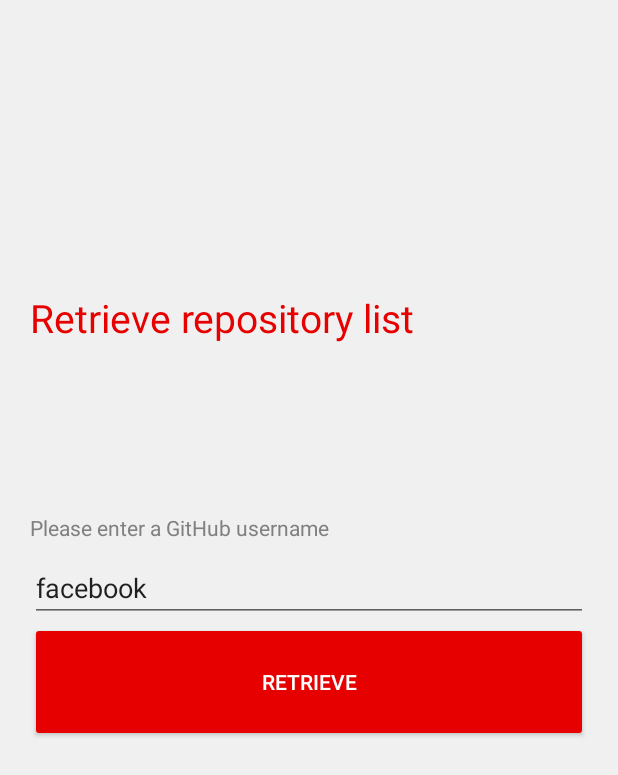
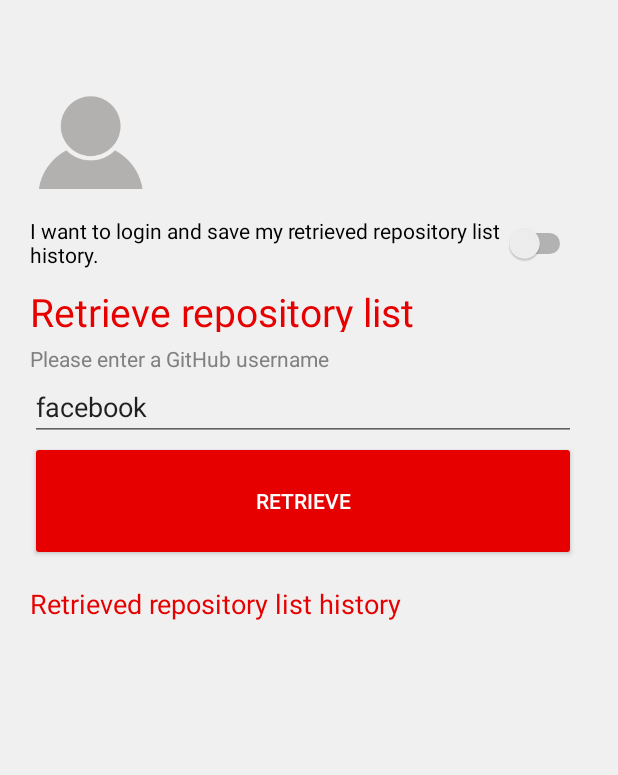
Before and after one commit to saberouechtati/ChallengeAppProject, an Android app: the screen it shows after launch (MainActivity), after a tap on an icon or button, on a phone screen of 412 x 824 dp. Shown: the top 775 px of the screen. Run offline under Robolectric (Android 15) with nearby library versions, the phone set to English and light mode, and no system bars; our stand-ins replace Shimmer; 2 statements that could not run were skipped.

Commit message:
Update the search screen & the login fragment

```diff
--- a/app/build.gradle
+++ b/app/build.gradle
@@ -1,4 +1,5 @@
 apply plugin: 'com.android.application'
+apply plugin: 'com.google.gms.google-services'
 
 android {
     compileSdkVersion 28
@@ -9,6 +10,7 @@ android {
         versionCode 1
         versionName "1.0"
         testInstrumentationRunner "android.support.test.runner.AndroidJUnitRunner"
+        multiDexEnabled true
     }
     testOptions {
         unitTests.includeAndroidResources = true
@@ -47,7 +49,6 @@ dependencies {
     implementation "android.arch.lifecycle:extensions:$rootProject.lifecycleExtensionsVersion"
 
 
-
     // Testing dependencies
     testImplementation "junit:junit:$rootProject.junitVersion"
     testImplementation "org.mockito:mockito-core:$rootProject.mockitoCoreVersion"
--- a/app/src/main/java/com/saber/challengeapp/MainActivity.java
+++ b/app/src/main/java/com/saber/challengeapp/MainActivity.java
@@ -2,20 +2,22 @@ package com.saber.challengeapp;
 
 import android.arch.lifecycle.ViewModelProviders;
 import android.content.Context;
+import android.net.Uri;
+import android.os.Bundle;
 import android.os.Handler;
 import android.support.v4.app.Fragment;
 import android.support.v7.app.AppCompatActivity;
-import android.os.Bundle;
 import android.support.v7.widget.RecyclerView;
 
+import com.saber.challengeapp.ui.LoginFragment;
 import com.saber.challengeapp.ui.SearchFragment;
+import com.saber.challengeapp.ui.SplashFragment;
 import com.saber.challengeapp.ui.UserRepoDetailFragment;
 import com.saber.challengeapp.ui.UserRepoListFragment;
-import com.saber.challengeapp.ui.SplashFragment;
-
 import com.saber.challengeapp.viewmodels.SharedViewModel;
 import com.saber.challengeappproject.R;
 
+import static com.saber.challengeapp.utils.Destinations.Master_UserRepoSearch;
 import static com.saber.challengeapp.utils.Destinations.Splash_UserRepoList;
 import static com.saber.challengeapp.utils.Destinations.Start_SplashScreen;
 
@@ -43,7 +45,10 @@ public class MainActivity extends AppCompatActivity {
     protected void onCreate(Bundle savedInstanceState) {
         super.onCreate(savedInstanceState);
         setContentView(R.layout.main_activity);
+
+        // Sets the context
         context = this;
+
         if (savedInstanceState == null) {
 
             // Initialize the shared ViewModel
@@ -105,8 +110,9 @@ public class MainActivity extends AppCompatActivity {
      * Navigats to the login dstination
      */
     private void navigateToLogin() {
+
         // Initialize, display, and navigate to the login destination
-        fragment = UserRepoListFragment.newInstance();
+        fragment = LoginFragment.newInstance();
         getSupportFragmentManager().beginTransaction()
                 .setCustomAnimations(R.anim.fragment_open_translate, R.anim.fragment_close_scale)
                 .replace(R.id.container, fragment)
@@ -117,6 +123,7 @@ public class MainActivity extends AppCompatActivity {
      * Navigats to the search dstination
      */
     private void navigateToSearch() {
+
         // Initialize, display, and navigate the search destination
         fragment = SearchFragment.newInstance();
         getSupportFragmentManager().beginTransaction()
@@ -150,6 +157,17 @@ public class MainActivity extends AppCompatActivity {
     }
 
     @Override
+    public void onResume() {
+        super.onResume();
+        Uri uri = getIntent().getData();
+        if(uri != null && uri.toString().startsWith(getString(R.string.redirectUrl))) {
+        String code = uri.getQueryParameter("code");
+
+        // TODO: Using the code do a Retrofit call (getAccessToken) to get and store the AccessToken in the sharedViewModel.
+        }
+    }
+
+    @Override
     protected void onPause() {
         super.onPause();
         //closing transition animations
@@ -169,6 +187,9 @@ public class MainActivity extends AppCompatActivity {
             case Master_UserRepoSearch:
                 sharedViewModel.navigate(Splash_UserRepoList);
                 break;
+            case Master_Login:
+                sharedViewModel.navigate(Master_UserRepoSearch);
+                break;
             default:
                 super.onBackPressed();
         }
--- a/app/src/main/java/com/saber/challengeapp/service/GitHubService.java
+++ b/app/src/main/java/com/saber/challengeapp/service/GitHubService.java
@@ -1,17 +1,32 @@
 package com.saber.challengeapp.service;
 
+import com.saber.challengeapp.data.AccessToken;
 import com.saber.challengeapp.data.GitHubUserRepo;
 
 import java.util.List;
 
 import retrofit2.Call;
+import retrofit2.http.Field;
+import retrofit2.http.FormUrlEncoded;
 import retrofit2.http.GET;
+import retrofit2.http.Headers;
+import retrofit2.http.POST;
 import retrofit2.http.Path;
 
 /**
  * This is a RestApi call interface (Retrofit implementation)
  */
 public interface GitHubService {
+
+    @Headers("Accept: application/json")
+    @POST("login/oauth/access_token")
+    @FormUrlEncoded
+    Call<AccessToken> getAccessToken(
+            @Field("client_id") String clientId,
+            @Field("client_secret") String clientSecret,
+            @Field("codee") String code
+    );
+
     @GET("users/{user}/repos")
     Call<List<GitHubUserRepo>> listRepos(@Path("user") String user);
 }
--- a/app/src/main/java/com/saber/challengeapp/service/GitHubServiceBuilder.java
+++ b/app/src/main/java/com/saber/challengeapp/service/GitHubServiceBuilder.java
@@ -7,13 +7,13 @@ import retrofit2.converter.gson.GsonConverterFactory;
  * This is an implementention of GitHubService Interface
  */
 public class GitHubServiceBuilder {
-    public static final String BASE_URL = "https://api.github.com";
+
     private Retrofit retrofit;
 
     // Initialize Retrofit
-    public GitHubServiceBuilder() {
+    public GitHubServiceBuilder(String basicUrl) {
         retrofit = new Retrofit.Builder()
-                .baseUrl(BASE_URL)
+                .baseUrl(basicUrl)
                 .addConverterFactory(GsonConverterFactory.create())
                 .build();
     }
--- a/app/src/main/java/com/saber/challengeapp/ui/SearchFragment.java
+++ b/app/src/main/java/com/saber/challengeapp/ui/SearchFragment.java
@@ -11,7 +11,9 @@ import android.view.View;
 import android.view.ViewGroup;
 import android.view.inputmethod.InputMethodManager;
 import android.widget.EditText;
+import android.widget.Switch;
 
+import com.saber.challengeapp.utils.Destinations;
 import com.saber.challengeapp.viewmodels.SharedViewModel;
 import com.saber.challengeappproject.R;
 
@@ -35,6 +37,9 @@ public class SearchFragment extends Fragment {
 
     // The username EditText
     EditText usernameET;
+
+    // The login Switch
+    private Switch loginSwitch;
 
     // Required empty public constructor
     public SearchFragment() {
@@ -66,13 +71,22 @@ public class SearchFragment extends Fragment {
         //Initialize the username EditText
         usernameET = rootView.findViewById(R.id.usernameET);
 
+        // Initialize the login Switch
+        loginSwitch = rootView.findViewById(R.id.loginSwitch);
+
+        // set the current state of a Switch
+        loginSwitch.setChecked(false);
+
         // Sets Retrieve button onClickListener
         retrieveBtn.setOnClickListener(view -> {
             hideSoftKeyboard();
             String username = usernameET.getText().toString();
             sharedViewModel.updateUsername(username);
             sharedViewModel.updateUserRepoList();
-            sharedViewModel.navigate(Splash_UserRepoList);
+
+            // check if the user want to login and save his search history
+            if(loginSwitch.isChecked()) sharedViewModel.navigate(Destinations.Master_Login);
+            else sharedViewModel.navigate(Splash_UserRepoList);
         });
         return rootView;
     }
--- a/app/src/main/res/layout/fragment_search.xml
+++ b/app/src/main/res/layout/fragment_search.xml
@@ -15,36 +15,31 @@
     <TextView
         android:id="@+id/searchTextView"
         android:layout_width="match_parent"
-        android:layout_height="wrap_content"
-        android:layout_marginTop="32dp"
-        android:layout_marginEnd="8dp"
-        android:layout_marginBottom="8dp"
+        android:layout_height="31dp"
+        android:layout_marginTop="8dp"
         android:text="@string/search_description"
         android:textColor="@color/colorAccent"
         android:textSize="26sp"
-        app:layout_constraintBottom_toTopOf="@+id/usernameET"
-        app:layout_constraintEnd_toEndOf="parent"
-        app:layout_constraintStart_toStartOf="parent"
-        app:layout_constraintTop_toTopOf="parent" />
+        app:layout_constraintStart_toStartOf="@+id/loginSwitch"
+        app:layout_constraintTop_toBottomOf="@+id/loginSwitch" />
 
     <EditText
         android:id="@+id/usernameET"
         android:layout_width="match_parent"
         android:layout_height="wrap_content"
-        android:layout_marginTop="8dp"
-        android:layout_marginBottom="8dp"
+        android:layout_marginEnd="8dp"
         android:ems="10"
         android:inputType="textPersonName"
         android:text="@string/github_username"
-        app:layout_constraintBottom_toBottomOf="parent"
-        app:layout_constraintEnd_toEndOf="@+id/searchTextView"
+        app:layout_constraintEnd_toEndOf="parent"
         app:layout_constraintStart_toStartOf="@+id/textView"
-        app:layout_constraintTop_toTopOf="parent" />
+        app:layout_constraintTop_toBottomOf="@+id/textView" />
 
     <android.support.v7.widget.AppCompatButton
         android:id="@+id/retrieve_button"
         android:layout_width="match_parent"
         android:layout_height="80dp"
+        android:layout_marginEnd="8dp"
         android:clickable="true"
         android:focusable="true"
         android:foreground="?attr/selectableItemBackground"
@@ -53,6 +48,7 @@
         android:text="@string/retrieve_text"
         android:textColor="@color/colorPrimary"
         app:backgroundTint="@color/colorAccent"
+        app:layout_constraintEnd_toEndOf="parent"
         app:layout_constraintStart_toStartOf="@+id/usernameET"
         app:layout_constraintTop_toBottomOf="@+id/usernameET" />
 
@@ -60,10 +56,53 @@
         android:id="@+id/textView"
         android:layout_width="wrap_content"
         android:layout_height="wrap_content"
-        android:layout_marginBottom="8dp"
+        android:layout_marginTop="8dp"
         android:text="@string/github_username_label"
         android:textColor="@color/grayDark"
-        app:layout_constraintBottom_toTopOf="@+id/usernameET"
-        app:layout_constraintStart_toStartOf="@+id/searchTextView" />
+        app:layout_constraintStart_toStartOf="@+id/searchTextView"
+        app:layout_constraintTop_toBottomOf="@+id/searchTextView" />
+
+    <ImageView
+        android:id="@+id/imageView"
+        android:layout_width="80dp"
+        android:layout_height="80dp"
+        android:layout_marginTop="16dp"
+        android:contentDescription="TODO"
+        android:src="@drawable/default_profile"
+        app:layout_constraintStart_toStartOf="parent"
+        app:layout_constraintTop_toTopOf="parent" />
+
+    <Switch
+        android:id="@+id/loginSwitch"
+        android:layout_width="0dp"
+        android:layout_height="40dp"
+        android:layout_marginTop="16dp"
+        android:layout_marginEnd="8dp"
+        android:text="@string/switch_text"
+        app:layout_constraintEnd_toEndOf="parent"
+        app:layout_constraintStart_toStartOf="@+id/imageView"
+        app:layout_constraintTop_toBottomOf="@+id/imageView" />
+
+    <TextView
+        android:id="@+id/historyTitle"
+        android:layout_width="0dp"
+        android:layout_height="31dp"
+        android:layout_marginTop="16dp"
+        android:layout_marginEnd="8dp"
+        android:text="@string/history_text"
+        android:textColor="@color/colorAccent"
+        android:textSize="18dp"
+        app:layout_constraintEnd_toEndOf="parent"
+        app:layout_constraintStart_toStartOf="@+id/retrieve_button"
+        app:layout_constraintTop_toBottomOf="@+id/retrieve_button" />
+
+    <android.support.v7.widget.RecyclerView
+        android:id="@+id/historyRecyclerView"
+        android:layout_width="0dp"
+        android:layout_height="164dp"
+        android:layout_marginTop="8dp"
+        app:layout_constraintEnd_toEndOf="@+id/historyTitle"
+        app:layout_constraintStart_toStartOf="@+id/historyTitle"
+        app:layout_constraintTop_toBottomOf="@+id/historyTitle" />
 
 </android.support.constraint.ConstraintLayout>
--- a/app/src/main/res/values/colors.xml
+++ b/app/src/main/res/values/colors.xml
@@ -11,4 +11,6 @@
     <color name="white_20">#20FFFFFF</color>
     <color name="black_overlay">#60C80000</color>
     <color name="placeholder_bg">#dddddd</color>
+    <color name="github_black">#24292e</color>
+
 </resources>
--- a/app/src/main/res/values/strings.xml
+++ b/app/src/main/res/values/strings.xml
@@ -40,5 +40,16 @@
     <string name="github_username">facebook</string>
     <string name="github_username_label">Please enter a GitHub username</string>
     <string name="default_username">facebook</string>
+    <string name="switch_text">I want to login and save my retrieved repository list history.</string>
+    <string name="history_text">Retrieved repository list history</string>
+    <string name="login_title">Login</string>
+    <string name="github_login_text">Login with your GitHub account</string>
+
+    <string name="githubClientId">1d41d701007ac3925a6c</string>
+    <string name="githubClientSecret">b89e82c79cadc9b4f9922120b4fdaaab639d61a7</string>
+    <string name="redirectUrl">challengeapp://callback</string>
+    <string name="gitHubOauthUrl">https://github.com/login/oauth/authorize</string>
+    <string name="gitHub_api_basic_url">https://api.github.com</string>
+    <string name="gitHub_basic_url">https://github.com</string>
 
 </resources>
--- a/build.gradle
+++ b/build.gradle
@@ -24,7 +24,8 @@ buildscript {
         supportV4Version = '28.0.0'
         roomCompilerVersion = '1.1.1'
         lifecycleCompilerVersion = '1.1.1'
-        //  pagingRuntimeVersion = '1.0.1'
+        googleServices = '4.0.1'
+
 
         // Testing dependencies
         junitVersion = '4.12'
@@ -40,6 +41,7 @@ buildscript {
     }
     dependencies {
         classpath "com.android.tools.build:gradle:$gradleVersion"
+        classpath "com.google.gms:google-services:$googleServices"
 
         // NOTE: Do not place your application dependencies here; they belong
         // in the individual module build.gradle files
```
Also changed, not shown: app/src/main/AndroidManifest.xml (+10 -0 lines), app/src/main/java/com/saber/challengeapp/data/AccessToken.java (added, +19 -0 lines), app/src/main/java/com/saber/challengeapp/ui/LoginFragment.java (+28 -4 lines), app/src/main/java/com/saber/challengeapp/viewmodels/SharedViewModel.java (+50 -1 lines), app/src/main/res/layout/fragment_login.xml (added, +55 -0 lines), app/src/main/res/drawable-hdpi/default_profile.png (added), app/src/main/res/drawable-mdpi/default_profile.png (added), app/src/main/res/drawable-xhdpi/default_profile.png (added), app/src/main/res/drawable-xxhdpi/default_profile.png (added), app/src/main/res/drawable-xxxhdpi/default_profile.png (added), 1 other file.
